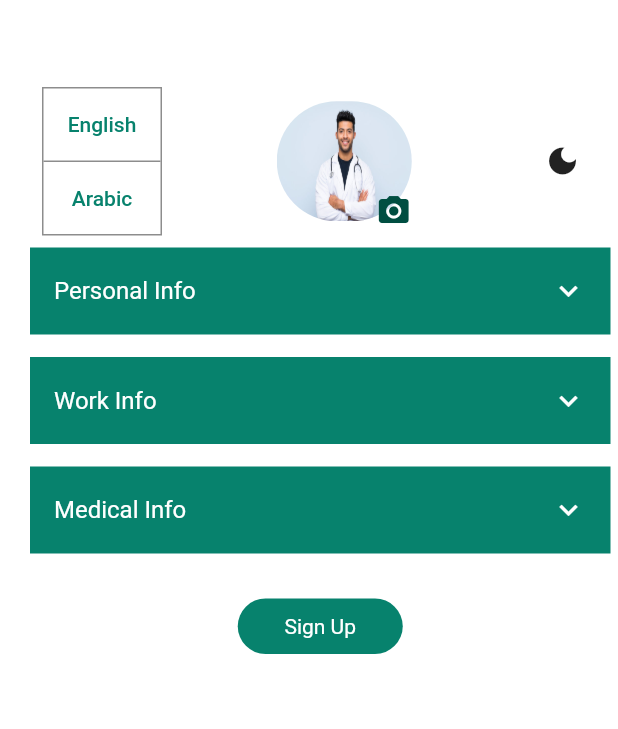
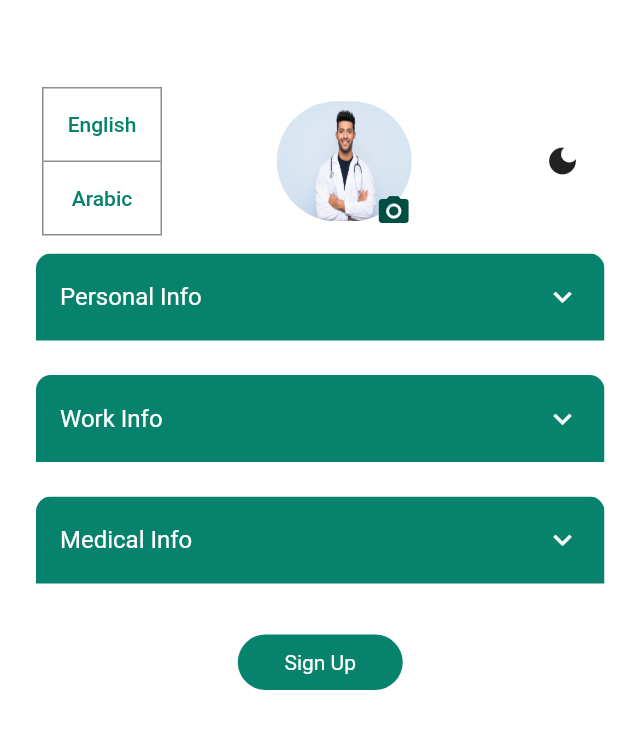
Before and after one commit to polawahba2/Clinic_Task, a Flutter app: the screen it shows after launch, on a phone screen of 412 x 824 dp. Shown: the top 729 px of the screen. Run offline on Flutter 3.47's test engine with Material 2 defaults, Android fonts, the light colour scheme and no system bars; our stand-ins replace bloc, cloud_firestore, conditional_builder_null_safety, easy_localization, file_picker, firebase_core and 5 more; missing offline and left inert: flutter_audio_recorder2; accounts and stored records are empty.

Commit message:
add boarder to expansion tile

```diff
--- a/lib/Res/CustomWidgets/BaseExpansionTile.dart
+++ b/lib/Res/CustomWidgets/BaseExpansionTile.dart
@@ -13,12 +13,17 @@ class BaseExpansionTile extends StatelessWidget {
 
   @override
   Widget build(BuildContext context) {
-    return Padding(
+    return Card(
+      elevation: 0,
+      shape: RoundedRectangleBorder(
+        borderRadius: BorderRadius.circular(10),
+      ),
+      clipBehavior: Clip.antiAlias,
+      child: Padding(
         padding: const EdgeInsets.only(bottom: 15.0),
         child: ExpansionTile(
           title: Text(
             title,
-          style: TextStyle(),
           ),
           backgroundColor: AppColor.lightGreen,
           collapsedBackgroundColor: AppColor.lightGreen,
@@ -28,6 +33,7 @@ class BaseExpansionTile extends StatelessWidget {
           collapsedIconColor: AppColor.white,
           children: body,
         ),
+      ),
     );
   }
 }
```
Lines whose indentation alone changed are shown as unchanged.
